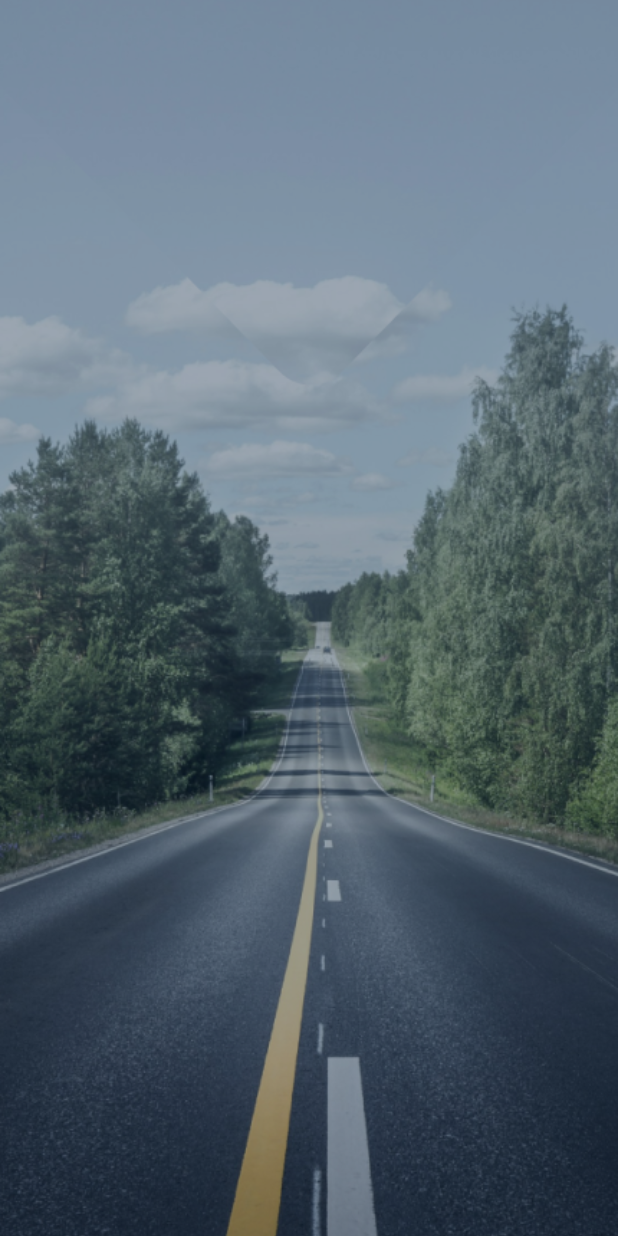
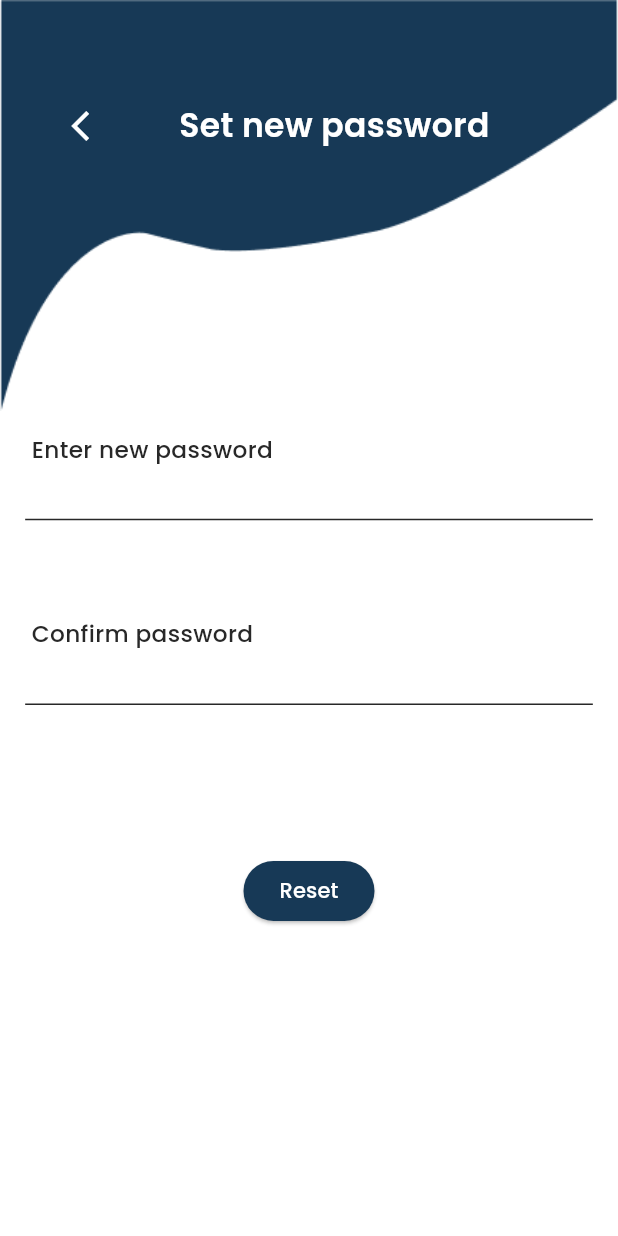
Before and after one commit to AlaaSharshera/Pathly, a Flutter app: the first screen one second after launch, on a phone screen of 412 x 824 dp. Run offline on Flutter 3.47's test engine with Material 3 defaults, Android fonts, the phone set to English and light mode, and no system bars; our stand-ins replace device_preview, firebase_core, flutter_otp_text_field, flutter_screenutil, get, google_fonts; missing offline and left inert: flutter_stripe; accounts and stored records are empty.

Commit message:
add set pass view

```diff
--- a/lib/app.dart
+++ b/lib/app.dart
@@ -2,7 +2,10 @@ import 'package:device_preview/device_preview.dart';
 import 'package:flutter/material.dart';
 import 'package:flutter_screenutil/flutter_screenutil.dart';
 import 'package:get/get.dart';
+import 'package:pathly/views/forget_pass_view.dart';
+import 'package:pathly/views/set_pass_view.dart';
 import 'package:pathly/views/splash_screen.dart';
+import 'package:pathly/views/verification_code_view.dart';
 
 class Pathly extends StatelessWidget {
   const Pathly({super.key});
@@ -19,7 +22,7 @@ class Pathly extends StatelessWidget {
           locale: DevicePreview.locale(context),
           builder: DevicePreview.appBuilder,
           debugShowCheckedModeBanner: false,
-          home: Scaffold(body: SplashView()),
+          home: Scaffold(body: SetpassView()),
         );
       },
     );
--- /dev/null
+++ b/lib/views/set_pass_view.dart
@@ -0,0 +1,125 @@
+import 'package:flutter/material.dart';
+import 'package:google_fonts/google_fonts.dart';
+import 'package:pathly/utils/validators.dart';
+import 'package:pathly/widgets/auth_widgets/auth_button.dart';
+import 'package:pathly/widgets/auth_widgets/auth_textfield.dart';
+import 'package:pathly/widgets/auth_widgets/auth_textfield_label.dart';
+import 'package:pathly/widgets/auth_widgets/forget_pass_appbar.dart';
+
+class SetpassView extends StatefulWidget {
+  const SetpassView({super.key});
+
+  @override
+  State<SetpassView> createState() => _SetpassViewState();
+}
+
+class _SetpassViewState extends State<SetpassView> {
+  String? pass;
+
+  String? confirmPass;
+  final GlobalKey<FormState> formKey = GlobalKey<FormState>();
+  AutovalidateMode autovalidateMode = AutovalidateMode.disabled;
+
+  @override
+  Widget build(BuildContext context) {
+    return Scaffold(
+      backgroundColor: const Color(0xffffffff),
+      body: Form(
+        key: formKey,
+        child: SingleChildScrollView(
+          child: Column(
+            children: [
+              ForgetPassAppbar(
+                title: "Set new password",
+                textWidget: const Text(""),
+              ),
+              AuthlabelTextField(text: "Enter new password"),
+              AuthTextField(
+                autovalidateMode: autovalidateMode,
+                hintText: "",
+                onSaved: (value) {
+                  pass = value;
+                },
+                validator: (value) {
+                  if (value == null || value.isEmpty) {
+                    return "Please ,Enter Password";
+                  } else if (validatePassword(value).isNotEmpty) {
+                    return "pass must have at least ${validatePassword(value)}";
+                  }
+                  return null;
+                },
+              ),
+              const SizedBox(height: 50),
+              AuthlabelTextField(text: "Confirm password"),
+              AuthTextField(
+                autovalidateMode: autovalidateMode,
+                hintText: "",
+                validator: (value) {
+                  if (value == null || value.isEmpty) {
+                    return "Please ,Enter Password";
+                  } else if (validatePassword(value).isNotEmpty) {
+                    return "pass must have at least ${validatePassword(value)}";
+                  }
+                  return null;
+                },
+                onSaved: (value) {
+                  confirmPass = value;
+                },
+              ),
+              const SizedBox(height: 100),
+              AuthButton(
+                buttonText: "Reset",
+                onPressed: () async {
+                  autovalidateMode = AutovalidateMode.onUserInteraction;
+                  setState(() {});
+                  if (formKey.currentState!.validate()) {
+                    formKey.currentState!.save();
+                    if (pass == confirmPass) {
+                      showDialog(
+                        context: context,
+                        builder: (context) {
+                          return customAlertDialog();
+                        },
+                      );
+                    } else {
+                      ScaffoldMessenger.of(context).showSnackBar(
+                        SnackBar(content: Text("Pass doesn't match")),
+                      );
+                    }
+                  }
+                },
+              ),
+            ],
+          ),
+        ),
+      ),
+    );
+  }
+}
+
+Widget customAlertDialog() {
+  return AlertDialog(
+    contentPadding: const EdgeInsets.symmetric(horizontal: 40, vertical: 35),
+    backgroundColor: Colors.white,
+    content: Column(
+      mainAxisSize: MainAxisSize.min,
+      children: [
+        Image.asset("assets/icons/icon_ok.png", height: 45),
+        const SizedBox(height: 24),
+        Text(
+          "Your password changed\nsuccessfully",
+          textAlign: TextAlign.center,
+          style: GoogleFonts.poppins(
+            fontSize: 18,
+            textStyle: const TextStyle(
+              color: Colors.black,
+              fontWeight: FontWeight.w500,
+            ),
+          ),
+        ),
+        const SizedBox(height: 32),
+        AuthButton(buttonText: "Sign in", onPressed: () {}),
+      ],
+    ),
+  );
+}
```
